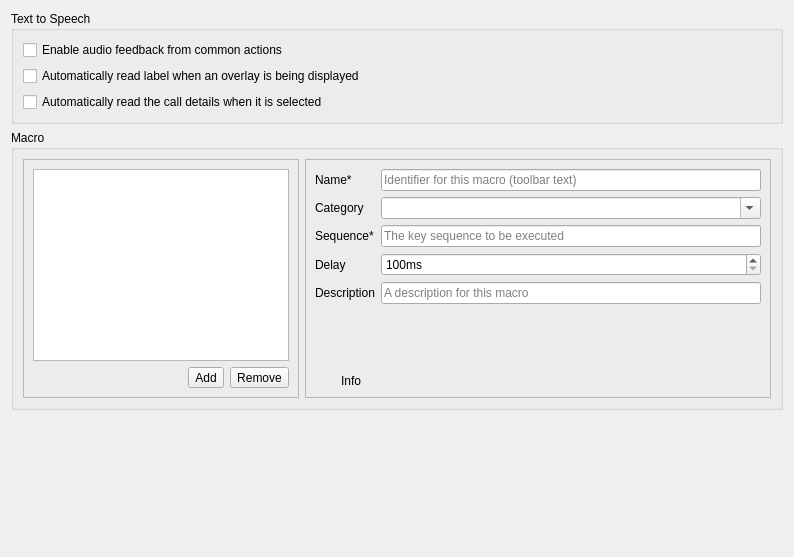
The window that src/conf/dlgaccessibility.ui (KDE/ring-kde) describes before a commit, drawn with Qt 5.
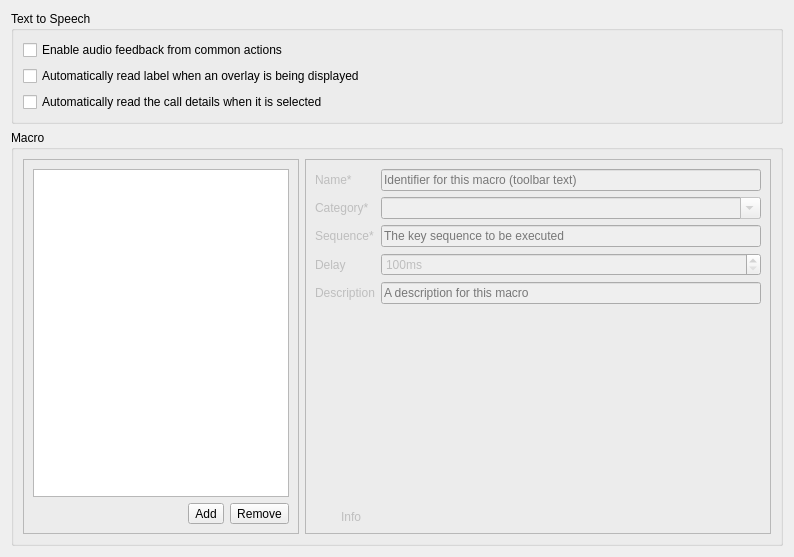
The same window after the commit. Custom widgets are drawn as their Qt base class.

Commit message: Implement the model part of the macro subsystem (1/2)

The edit to the form file:
```diff
--- a/src/conf/dlgaccessibility.ui
+++ b/src/conf/dlgaccessibility.ui
@@ -46,12 +46,24 @@
    </item>
    <item>
     <widget class="QGroupBox" name="groupBox">
+     <property name="sizePolicy">
+      <sizepolicy hsizetype="Preferred" vsizetype="Expanding">
+       <horstretch>0</horstretch>
+       <verstretch>0</verstretch>
+      </sizepolicy>
+     </property>
      <property name="title">
       <string>Macro</string>
      </property>
      <layout class="QHBoxLayout" name="horizontalLayout">
       <item>
        <widget class="QFrame" name="frame">
+        <property name="sizePolicy">
+         <sizepolicy hsizetype="Preferred" vsizetype="Expanding">
+          <horstretch>0</horstretch>
+          <verstretch>0</verstretch>
+         </sizepolicy>
+        </property>
         <property name="frameShape">
          <enum>QFrame::StyledPanel</enum>
         </property>
@@ -74,15 +86,18 @@
           </widget>
          </item>
          <item row="0" column="0" colspan="3">
-          <widget class="QListView" name="m_pMacroListLV"/>
+          <widget class="QTreeView" name="m_pMacroListTV"/>
          </item>
         </layout>
        </widget>
       </item>
       <item>
-       <widget class="QFrame" name="frame_2">
+       <widget class="QFrame" name="m_pMacroFrm">
+        <property name="enabled">
+         <bool>false</bool>
+        </property>
         <property name="sizePolicy">
-         <sizepolicy hsizetype="Preferred" vsizetype="Preferred">
+         <sizepolicy hsizetype="Preferred" vsizetype="Expanding">
           <horstretch>2</horstretch>
           <verstretch>0</verstretch>
          </sizepolicy>
@@ -138,7 +153,7 @@
            <item row="1" column="0">
             <widget class="QLabel" name="m_pCategoryL">
              <property name="text">
-              <string>Category</string>
+              <string>Category*</string>
              </property>
             </widget>
            </item>
@@ -234,19 +249,6 @@
      </layout>
     </widget>
    </item>
-   <item>
-    <spacer name="verticalSpacer">
-     <property name="orientation">
-      <enum>Qt::Vertical</enum>
-     </property>
-     <property name="sizeHint" stdset="0">
-      <size>
-       <width>20</width>
-       <height>40</height>
-      </size>
-     </property>
-    </spacer>
-   </item>
   </layout>
  </widget>
  <customwidgets>
```
Left out of the diff: 9 changed lines with no effect on the pictures. The commit also changes 5 other files.
